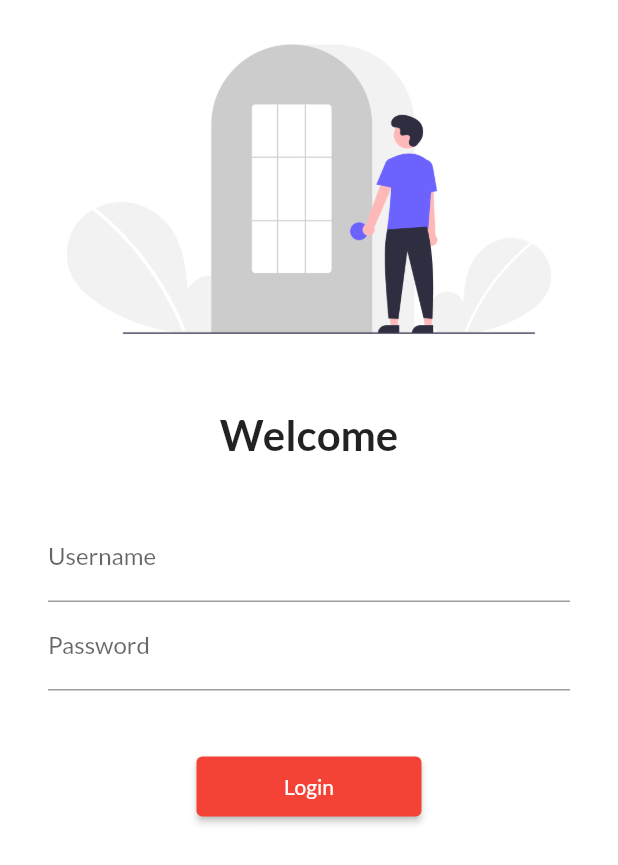
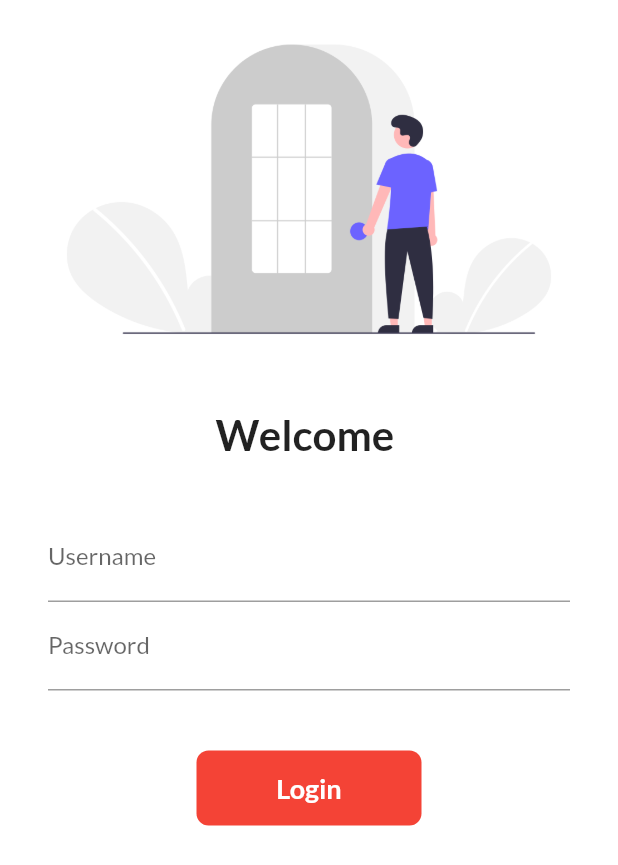
Before and after one commit to SamarthSeth/30daysofFlutter, a Flutter app: the screen it shows after launch, on a phone screen of 412 x 824 dp. Shown: the top 865 px of the screen. Run offline on Flutter 3.47's test engine with Material 2 defaults, Android fonts, the phone set to English and light mode, and no system bars; our stand-ins replace google_fonts.

Commit message:
Day 6 Completed

```diff
--- a/lib/Pages/loginpage.dart
+++ b/lib/Pages/loginpage.dart
@@ -1,8 +1,16 @@
 import 'package:flutter/material.dart';
 import 'package:myapp/utils/routes.dart';
 
-class LoginPage extends StatelessWidget {
+class LoginPage extends StatefulWidget {
+  @override
+  State<LoginPage> createState() => _LoginPageState();
+}
+
+class _LoginPageState extends State<LoginPage> {
   //const LoginPage({Key? key}) : super(key: key);
+
+  String name = "";
+  bool changeButton = false;
 
   @override
   Widget build(BuildContext context) {
@@ -15,17 +23,17 @@ class LoginPage extends StatelessWidget {
                 "assets/images/Login_Image.png",
                 fit: BoxFit.cover,
               ),
-              SizedBox(
+              const SizedBox(
                 height: 20.0,
               ),
               Text(
-                "Welcome",
-                style: TextStyle(
+                "Welcome $name",
+                style: const TextStyle(
                   fontSize: 28,
                   fontWeight: FontWeight.bold,
                 ),
               ),
-              SizedBox(
+              const SizedBox(
                 height: 20.0,
               ),
               Padding(
@@ -34,28 +42,61 @@ class LoginPage extends StatelessWidget {
                 child: Column(
                   children: [
                     TextFormField(
-                      decoration: InputDecoration(
+                      decoration: const InputDecoration(
                         hintText: "Enter Username",
                         labelText: "Username",
                       ),
+                      onChanged: (value) {
+                        name = value;
+                        setState(() {});
+                      },
                     ),
                     TextFormField(
                       obscureText: true,
-                      decoration: InputDecoration(
+                      decoration: const InputDecoration(
                         hintText: "Enter Password",
                         labelText: "Password",
                       ),
                     ),
-                    SizedBox(
+                    const SizedBox(
                       height: 40.0,
                     ),
-                    ElevatedButton(
-                      onPressed: () {
+
+                    InkWell(
+                      onTap: () async {
+                        setState(() {
+                          changeButton = true;
+                        });
+                        await Future.delayed(const Duration(milliseconds: 500));
                         Navigator.pushNamed(context, MyRoutes.homeRoute);
                       },
-                      child: Text("Login"),
-                      style: TextButton.styleFrom(minimumSize: Size(150, 40)),
+                      child: AnimatedContainer(
+                        duration: const Duration(milliseconds: 500),
+                        alignment: Alignment.center,
+                        width: changeButton ? 50 : 150,
+                        height: 50,
+                        child: changeButton
+                            ? const Icon(Icons.done, color: Colors.white)
+                            : const Text("Login",
+                                style: TextStyle(
+                                    fontWeight: FontWeight.bold,
+                                    color: Colors.white,
+                                    fontSize: 18)),
+                        decoration: BoxDecoration(
+                          color: Colors.red,
+                          borderRadius:
+                              BorderRadius.circular(changeButton ? 50 : 8),
+                        ),
+                      ),
                     )
+
+                    // ElevatedButton(
+                    //   onPressed: () {
+                    //     Navigator.pushNamed(context, MyRoutes.homeRoute);
+                    //   },
+                    //   child: Text("Login"),
+                    //   style: TextButton.styleFrom(minimumSize: Size(150, 40)),
+                    // )
                   ],
                 ),
               )
```
